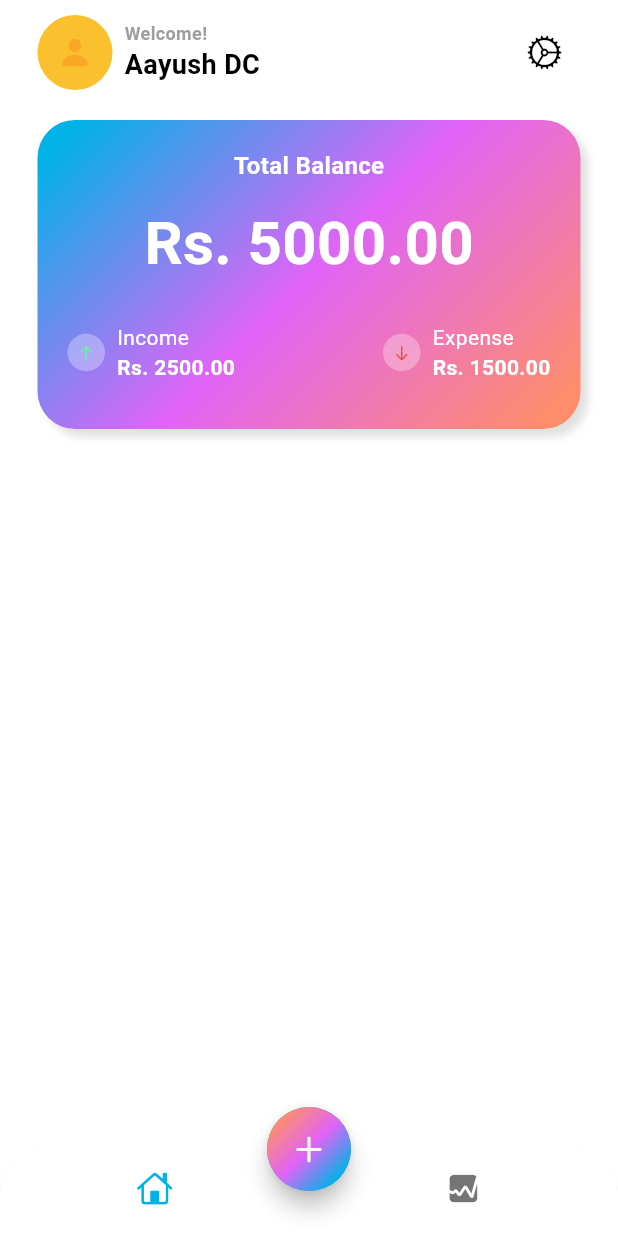
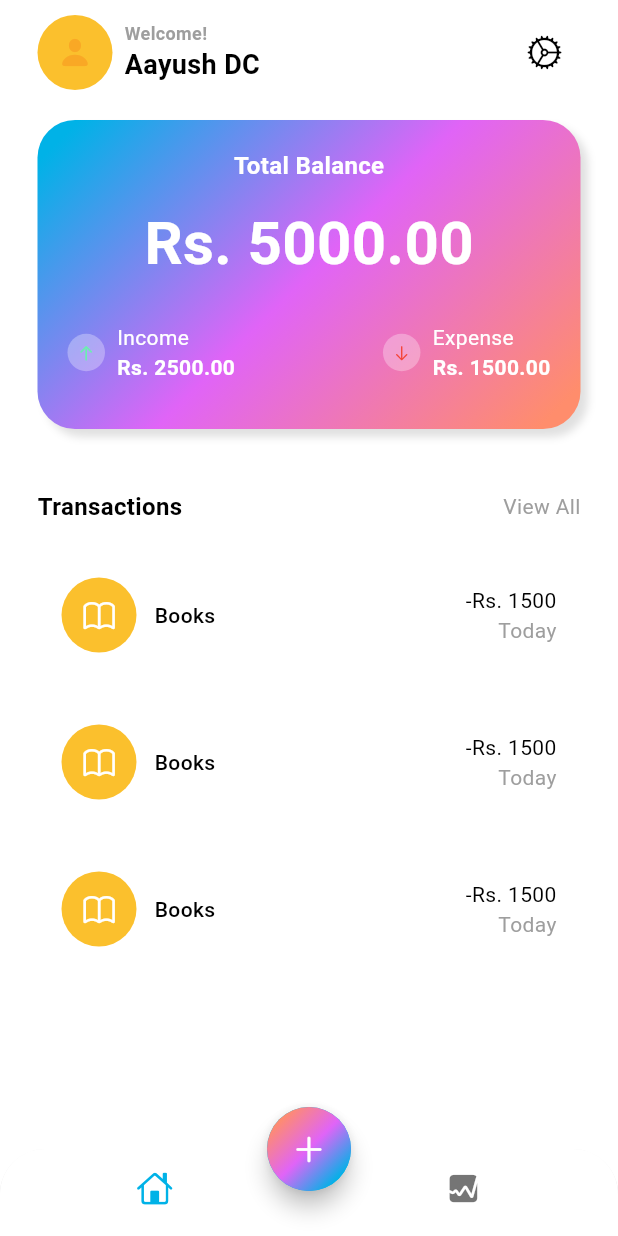
Before and after one commit to dcaayushd/Expenso-Expense-Tracker, a Flutter app: the screen it shows after launch, on a phone screen of 412 x 824 dp. Run offline on Flutter 3.47's test engine with Material 3 defaults, Android fonts, the phone set to English and light mode, and no system bars.

Commit message:
Transaction Added

```diff
--- a/lib/screens/home/views/main_screen.dart
+++ b/lib/screens/home/views/main_screen.dart
@@ -217,6 +217,118 @@
               ),
             ),
 
+
+            const SizedBox(height: 40),
+            Row(
+              mainAxisAlignment: MainAxisAlignment.spaceBetween,
+              children: [
+                Text(
+                  'Transactions',
+                  style: TextStyle(
+                    fontSize: 16,
+                    color: Theme.of(context).colorScheme.onBackground,
+                    fontWeight: FontWeight.bold,
+                  ),
+                ),
+                GestureDetector(
+                  onTap: () {
+                    // View All Logic
+                  },
+                  child: Text(
+                    'View All',
+                    style: TextStyle(
+                      fontSize: 14,
+                      color: Theme.of(context).colorScheme.outline,
+                      fontWeight: FontWeight.w400,
+                    ),
+                  ),
+                ),
+              ],
+            ),
+            const SizedBox(height: 20),
+            Expanded(
+              child: ListView.builder(
+                itemCount: 3,
+                itemBuilder: (context, int i) {
+                  return Padding(
+                    padding: const EdgeInsets.only(bottom: 16.0),
+                    child: Container(
+                      decoration: BoxDecoration(
+                        color: Colors.white,
+                        borderRadius: BorderRadius.circular(12),
+                      ),
+                      child: Padding(
+                        padding: const EdgeInsets.all(16.0),
+                        child: Row(
+                          mainAxisAlignment: MainAxisAlignment.spaceBetween,
+                          children: [
+                            Row(
+                              children: [
+                                Stack(
+                                  alignment: Alignment.center,
+                                  children: [
+                                    Container(
+                                      height: 50,
+                                      width: 50,
+                                      decoration: BoxDecoration(
+                                        color: Colors.yellow[700],
+                                        shape: BoxShape.circle,
+                                      ),
+                                    ),
+                                    const Icon(
+                                      CupertinoIcons.book,
+                                      color: Colors.white,
+                                    ),
+                                  ],
+                                ),
+                                const SizedBox(
+                                  width: 12,
+                                ),
+                                Text(
+                                  'Books',
+                                  style: TextStyle(
+                                    fontSize: 14,
+                                    color: Theme.of(context)
+                                        .colorScheme
+                                        .onBackground,
+                                    fontWeight: FontWeight.w500,
+                                  ),
+                                ),
+                              ],
+                            ),
+                            Column(
+                              crossAxisAlignment: CrossAxisAlignment.end,
+                              children: [
+                                Text(
+                                  '-Rs. 1500',
+                                  style: TextStyle(
+                                    fontSize: 14,
+                                    color: Theme.of(context)
+                                        .colorScheme
+                                        .onBackground,
+                                    fontWeight: FontWeight.w400,
+                                  ),
+                                ),
+                                Text(
+                                  'Today',
+                                  style: TextStyle(
+                                    fontSize: 14,
+                                    color:
+                                        Theme.of(context).colorScheme.outline,
+                                    fontWeight: FontWeight.w400,
+                                  ),
+                                ),
+                              ],
+                            )
+                          ],
+                        ),
+                      ),
+                    ),
+                  );
+                },
+              ),
+            ),
+
           ],
         ),
       ),
```
